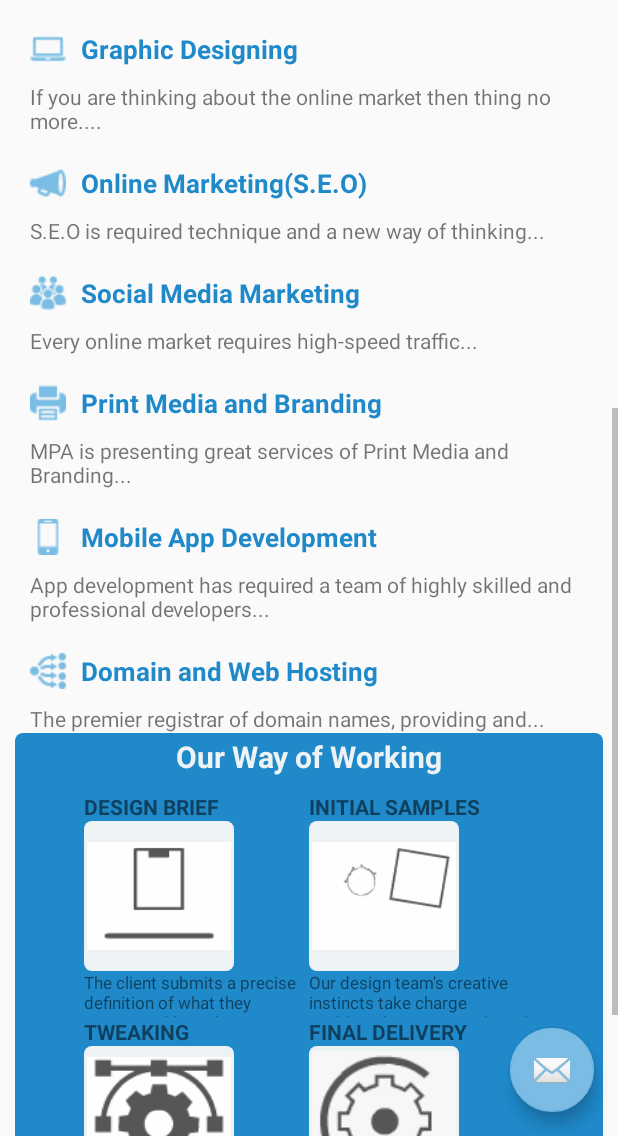
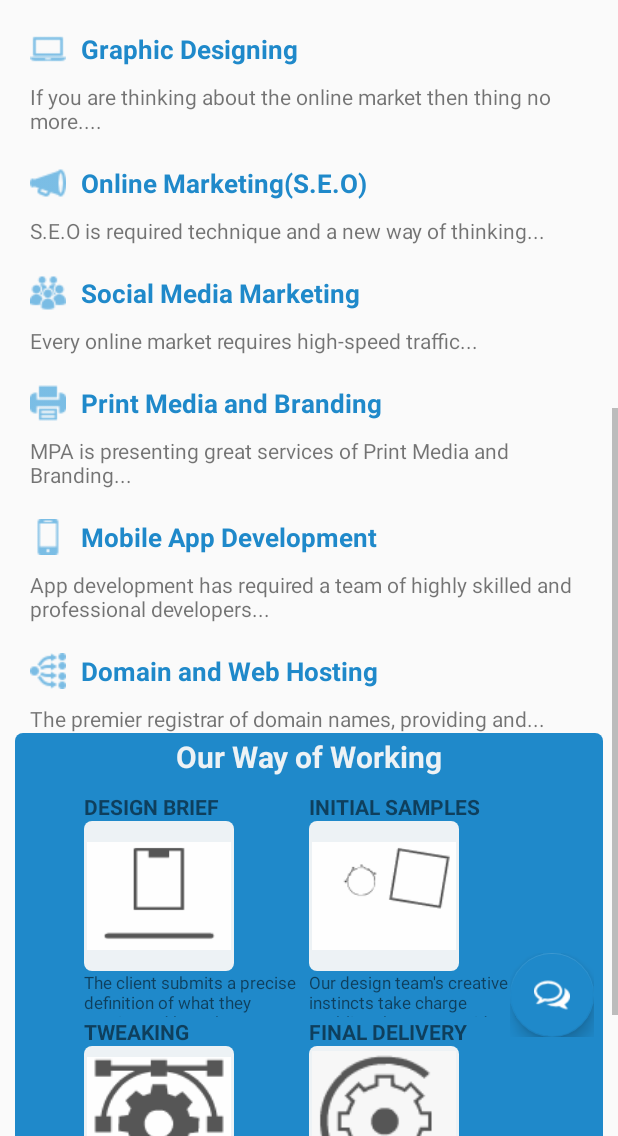
Before and after one commit to sallarahmed/MediaProductionArt, an Android app: the screen it shows after launch (MainActivity), scrolled down 537 dp, on a phone screen of 412 x 824 dp, the part 100-1236 px from its top. Run offline under Robolectric (Android 15) with nearby library versions, the phone set to English and light mode, and no system bars.

Commit message:
setup floating button

```diff
--- a/app/build.gradle
+++ b/app/build.gradle
@@ -22,6 +22,7 @@ dependencies {
     implementation fileTree(dir: 'libs', include: ['*.jar'])
     implementation 'com.android.support:appcompat-v7:26.1.0'
     implementation 'com.android.support:design:26.1.0'
+    compile 'com.android.support:cardview-v7:26.1.0'
     implementation 'com.android.support.constraint:constraint-layout:1.0.2'
     implementation 'com.android.support:support-v4:26.1.0'
     compile 'pl.droidsonroids.gif:android-gif-drawable:1.2.11'
--- a/app/src/main/java/com/mediaproductionart/mediaproductionart/MainActivity.java
+++ b/app/src/main/java/com/mediaproductionart/mediaproductionart/MainActivity.java
@@ -16,6 +16,7 @@ import android.view.Menu;
 import android.view.MenuItem;
 import android.widget.AdapterView;
 import android.widget.ArrayAdapter;
+import android.widget.LinearLayout;
 import android.widget.Spinner;
 import android.widget.Toast;
 
@@ -36,6 +37,15 @@ public class MainActivity extends AppCompatActivity
 ,ContUsFragment.OnFragmentInteractionListener,EducationFragment.OnFragmentInteractionListener,PackagesFragment.OnFragmentInteractionListener,
         CarrierFragment.OnFragmentInteractionListener,PortfolioFragment.OnFragmentInteractionListener {
 
+
+
+    private boolean fabExpanded = false;
+    private FloatingActionButton fabChat;
+    private LinearLayout layoutFabWhatsapp;
+    private LinearLayout layoutFabMessanger;
+  //  private LinearLayout layoutFabPhoto;
+
+
     String services[]={"Select Service","Website Designing","Graphic Designing","Website Development","Online Marketing(SEO)",
             "Social Media Marketing","Print Media and Branding","Mobile app Development","Domain and Web Hosting"};
 
@@ -51,15 +61,43 @@ public class MainActivity extends AppCompatActivity
         Toolbar toolbar = findViewById(R.id.toolbar);
         setSupportActionBar(toolbar);
 
+        fabChat =  findViewById(R.id.fabChat);
 
-        FloatingActionButton fab = findViewById(R.id.fab);
-        fab.setOnClickListener(new View.OnClickListener() {
+        layoutFabMessanger =  this.findViewById(R.id.layoutFabMessanger);
+        layoutFabWhatsapp =  this.findViewById(R.id.layoutFabWhatsApp);
+
+
+        fabChat.setOnClickListener(new View.OnClickListener() {
             @Override
             public void onClick(View view) {
-                Snackbar.make(view, "Replace with your own action", Snackbar.LENGTH_LONG)
-                        .setAction("Action", null).show();
+                if (fabExpanded == true){
+                    closeSubMenusFab();
+                } else {
+                    openSubMenusFab();
+                }
             }
         });
+
+        layoutFabWhatsapp.setOnClickListener(new View.OnClickListener() {
+            @Override
+            public void onClick(View v) {
+                Toast.makeText(MainActivity.this, "WhatsApp", Toast.LENGTH_SHORT).show();
+            }
+        });
+
+        layoutFabMessanger.setOnClickListener(new View.OnClickListener() {
+            @Override
+            public void onClick(View v) {
+                Toast.makeText(MainActivity.this, "Messanger", Toast.LENGTH_SHORT).show();
+            }
+        });
+
+
+
+        //Only main FAB is visible in the beginning
+        closeSubMenusFab();
+
+
 
         DrawerLayout drawer = findViewById(R.id.drawer_layout);
         ActionBarDrawerToggle toggle = new ActionBarDrawerToggle(
@@ -93,6 +131,27 @@ public class MainActivity extends AppCompatActivity
 
 
     }
+
+
+    //closes FAB submenus
+    private void closeSubMenusFab(){
+        layoutFabMessanger.setVisibility(View.INVISIBLE);
+        layoutFabWhatsapp.setVisibility(View.INVISIBLE);
+     //   layoutFabPhoto.setVisibility(View.INVISIBLE);
+        fabChat.setImageResource(R.drawable.ic_chat_32);
+        fabExpanded = false;
+    }
+
+    //Opens FAB submenus
+    private void openSubMenusFab(){
+        layoutFabMessanger.setVisibility(View.VISIBLE);
+        layoutFabWhatsapp.setVisibility(View.VISIBLE);
+     //   layoutFabPhoto.setVisibility(View.VISIBLE);
+        //Change settings icon to 'X' icon
+        fabChat.setImageResource(R.drawable.ic_close_white);
+        fabExpanded = true;
+    }
+
 
     @Override
     public void onBackPressed() {
--- /dev/null
+++ b/app/src/main/res/drawable/ic_close_black_24dp.xml
@@ -0,0 +1,9 @@
+<vector xmlns:android="http://schemas.android.com/apk/res/android"
+        android:width="24dp"
+        android:height="24dp"
+        android:viewportWidth="24.0"
+        android:viewportHeight="24.0">
+    <path
+        android:fillColor="#FF000000"
+        android:pathData="M19,6.41L17.59,5 12,10.59 6.41,5 5,6.41 10.59,12 5,17.59 6.41,19 12,13.41 17.59,19 19,17.59 13.41,12z"/>
+</vector>
--- a/app/src/main/res/layout/app_bar_main.xml
+++ b/app/src/main/res/layout/app_bar_main.xml
@@ -22,12 +22,6 @@
 
     <include layout="@layout/content_main" />
 
-    <android.support.design.widget.FloatingActionButton
-        android:id="@+id/fab"
-        android:layout_width="wrap_content"
-        android:layout_height="wrap_content"
-        android:layout_gravity="bottom|end"
-        android:layout_margin="@dimen/fab_margin"
-        app:srcCompat="@android:drawable/ic_dialog_email" />
+    <include layout="@layout/layout_fab_submenu"/>
 
 </android.support.design.widget.CoordinatorLayout>
--- /dev/null
+++ b/app/src/main/res/layout/layout_fab_submenu.xml
@@ -0,0 +1,119 @@
+<?xml version="1.0" encoding="utf-8"?>
+<FrameLayout
+    xmlns:android="http://schemas.android.com/apk/res/android"
+    xmlns:app="http://schemas.android.com/apk/res-auto"
+    android:id="@+id/fabFrame"
+    android:layout_width="match_parent"
+    android:layout_height="match_parent"
+    android:layout_marginTop="?attr/actionBarSize"
+    android:paddingBottom="@dimen/activity_vertical_margin"
+    android:paddingLeft="@dimen/activity_horizontal_margin"
+    android:paddingRight="@dimen/activity_horizontal_margin"
+    android:paddingTop="@dimen/activity_vertical_margin"
+    android:orientation="vertical">
+
+    <LinearLayout
+        android:id="@+id/layoutFabWhatsApp"
+        android:layout_width="wrap_content"
+        android:layout_height="wrap_content"
+        android:gravity="center_vertical"
+        android:layout_gravity="bottom|end"
+        android:layout_marginRight="8dp"
+        android:layout_marginBottom="120dp"
+        android:layout_marginEnd="8dp"
+        android:orientation="horizontal">
+
+        <android.support.v7.widget.CardView
+            android:layout_width="wrap_content"
+            android:layout_height="wrap_content"
+            app:cardCornerRadius="@dimen/cardCornerRadius"
+            app:cardElevation="@dimen/cardElevation"
+            app:cardUseCompatPadding="true" >
+            <TextView
+                android:id="@+id/cvtSave"
+                android:layout_width="wrap_content"
+                android:layout_height="wrap_content"
+                android:text="WhatsApp"
+                android:textAppearance="?android:attr/textAppearanceSmall"
+                android:textStyle="bold"
+                android:paddingRight="@dimen/cardview_horizontal_padding"
+                android:paddingLeft="@dimen/cardview_horizontal_padding"
+                android:paddingBottom="@dimen/cardview_vertical_padding"
+                android:paddingTop="@dimen/cardview_vertical_padding" />
+        </android.support.v7.widget.CardView>
+
+        <android.support.design.widget.FloatingActionButton
+            android:id="@+id/fabSave"
+            android:layout_width="wrap_content"
+            android:layout_height="wrap_content"
+            android:src="@drawable/ic_whatsapp_24"
+            app:backgroundTint="@android:color/holo_green_light"
+            app:fabSize="mini" />
+
+    </LinearLayout>
+
+    <LinearLayout
+        android:id="@+id/layoutFabMessanger"
+        android:layout_width="wrap_content"
+        android:layout_height="wrap_content"
+        android:gravity="center_vertical"
+        android:layout_gravity="bottom|end"
+        android:layout_marginRight="8dp"
+        android:layout_marginEnd="8dp"
+        android:layout_marginBottom="170dp"
+        android:orientation="horizontal">
+
+        <android.support.v7.widget.CardView
+            android:layout_width="wrap_content"
+            android:layout_height="wrap_content"
+            app:cardCornerRadius="@dimen/cardCornerRadius"
+            app:cardElevation="@dimen/cardElevation"
+            app:cardUseCompatPadding="true" >
+
+            <TextView
+                android:id="@+id/cvtEdit"
+                android:layout_width="wrap_content"
+                android:layout_height="wrap_content"
+                android:text="Messanger"
+                android:textAppearance="?android:attr/textAppearanceSmall"
+                android:textStyle="bold"
+                android:paddingRight="@dimen/cardview_horizontal_padding"
+                android:paddingLeft="@dimen/cardview_horizontal_padding"
+                android:paddingBottom="@dimen/cardview_vertical_padding"
+                android:paddingTop="@dimen/cardview_vertical_padding" />
+
+        </android.support.v7.widget.CardView>
+
+        <android.support.design.widget.FloatingActionButton
+            android:id="@+id/fabEdit"
+            android:layout_width="wrap_content"
+            android:layout_height="wrap_content"
+            android:src="@drawable/ic_messenger_24"
+            app:backgroundTint="@color/colorAccent"
+            app:fabSize="mini" />
+
+    </LinearLayout>
+
+
+
+    <LinearLayout
+        android:id="@+id/layoutFabSettings"
+        android:layout_width="wrap_content"
+        android:layout_height="wrap_content"
+        android:gravity="center_vertical"
+        android:layout_gravity="bottom|end"
+        android:layout_marginBottom="50dp"
+        android:orientation="horizontal">
+
+        <android.support.design.widget.FloatingActionButton
+            android:id="@+id/fabChat"
+            android:layout_width="wrap_content"
+            android:layout_height="wrap_content"
+            android:layout_gravity="bottom|end"
+            android:src="@drawable/ic_chat_32"
+            app:backgroundTint="?attr/colorPrimary"
+            app:fabSize="normal" />
+
+    </LinearLayout>
+    <!--android:src="@drawable/ic_close_black_24dp"-->
+</FrameLayout>
--- a/app/src/main/res/values/dimens.xml
+++ b/app/src/main/res/values/dimens.xml
@@ -13,4 +13,18 @@
     <dimen name="margin_2">20dp</dimen>
     <dimen name="margin_3">10dp</dimen>
     <dimen name="margin_4">8dp</dimen>
+
+
+
+
+
+
+
+
+
+    <dimen name="cardCornerRadius">4dp</dimen>
+    <dimen name="cardElevation">4dp</dimen>
+    <dimen name="cardview_horizontal_padding">6dp</dimen>
+    <dimen name="cardview_vertical_padding">2dp</dimen>
+
 </resources>
```
Also changed, not shown: app/src/main/res/drawable/ic_camera_alt_black_24dp.xml (added, +12 -0 lines), app/src/main/res/drawable/ic_chat_black_24dp.xml (added, +9 -0 lines), app/src/main/res/drawable/ic_create_black_24dp.xml (added, +9 -0 lines), app/src/main/res/drawable/ic_save_black_24dp.xml (added, +9 -0 lines), app/src/main/res/drawable/ic_settings_black_24dp.xml (added, +9 -0 lines), app/src/main/res/layout/fragment_cont_us.xml (+15 -4 lines), app/src/main/res/values/strings.xml (+11 -0 lines), app/src/main/res/drawable/ic_chat_24.png (added), app/src/main/res/drawable/ic_chat_32.png (added), app/src/main/res/drawable/ic_close_white.png (added), app/src/main/res/drawable/ic_messenger_24.png (added), app/src/main/res/drawable/ic_whatsapp_24.png (added).
